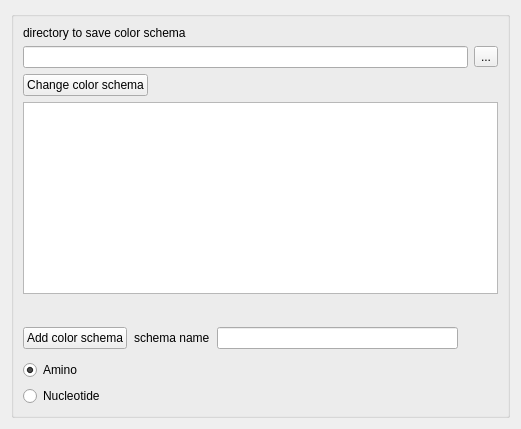
First picture: the form in src/corelibs/U2View/src/ov_msa/ui/ColorSchemaSettingsWidget.ui, repository violethaze74/ugene, before the edit.
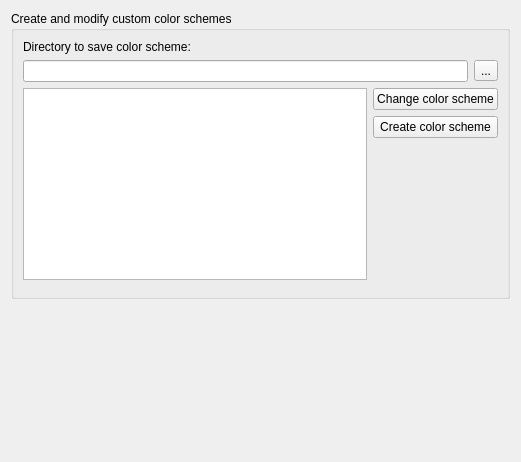
Second picture: the form after the edit.

What changed in the file:
```diff
--- a/src/corelibs/U2View/src/ov_msa/ui/ColorSchemaSettingsWidget.ui
+++ b/src/corelibs/U2View/src/ov_msa/ui/ColorSchemaSettingsWidget.ui
@@ -2,28 +2,37 @@
 <ui version="4.0">
  <class>ColorSchemaSettingsWidget</class>
  <widget class="QWidget" name="ColorSchemaSettingsWidget">
+  <property name="windowModality">
+   <enum>Qt::NonModal</enum>
+  </property>
   <property name="geometry">
    <rect>
     <x>0</x>
     <y>0</y>
     <width>521</width>
-    <height>307</height>
+    <height>462</height>
    </rect>
   </property>
   <property name="windowTitle">
-   <string>MSA Color Schema Settings</string>
+   <string>MSA Color Schemes Settings</string>
   </property>
   <layout class="QVBoxLayout" name="verticalLayout_2">
    <item>
-    <widget class="QGroupBox" name="groupBox">
+    <widget class="QGroupBox" name="alphabetSettingsBox">
      <property name="title">
-      <string/>
+      <string>Create and modify custom color schemes</string>
+     </property>
+     <property name="checkable">
+      <bool>false</bool>
+     </property>
+     <property name="checked">
+      <bool>false</bool>
      </property>
      <layout class="QVBoxLayout" name="verticalLayout">
       <item>
        <widget class="QLabel" name="label">
         <property name="text">
-         <string>directory to save color schema</string>
+         <string>Directory to save color scheme:</string>
         </property>
        </widget>
       </item>
@@ -42,31 +51,7 @@
        </layout>
       </item>
       <item>
-       <layout class="QHBoxLayout" name="horizontalLayout_2">
-        <item>
-         <widget class="QPushButton" name="changeSchemaButton">
-          <property name="text">
-           <string>Change color schema</string>
-          </property>
-         </widget>
-        </item>
-        <item>
-         <spacer name="horizontalSpacer">
-          <property name="orientation">
-           <enum>Qt::Horizontal</enum>
-          </property>
-          <property name="sizeType">
-           <enum>QSizePolicy::Expanding</enum>
-          </property>
-          <property name="sizeHint" stdset="0">
-           <size>
-            <width>40</width>
-            <height>20</height>
-           </size>
-          </property>
-         </spacer>
-        </item>
-       </layout>
+       <layout class="QHBoxLayout" name="horizontalLayout_2"/>
       </item>
       <item>
        <layout class="QHBoxLayout" name="horizontalLayout_4">
@@ -83,72 +68,22 @@
           </property>
          </widget>
         </item>
-       </layout>
-      </item>
       <item>
-       <widget class="QLabel" name="validLabel">
+         <layout class="QVBoxLayout" name="verticalLayout_3">
+          <property name="bottomMargin">
+           <number>7</number>
+          </property>
+          <item>
+           <widget class="QPushButton" name="changeSchemaButton">
         <property name="text">
-         <string/>
+             <string>Change color scheme</string>
         </property>
        </widget>
       </item>
-      <item>
-       <layout class="QHBoxLayout" name="horizontalLayout_3">
-        <property name="spacing">
-         <number>7</number>
-        </property>
-        <property name="bottomMargin">
-         <number>5</number>
-        </property>
         <item>
          <widget class="QPushButton" name="addSchemaButton">
           <property name="text">
-           <string>Add color schema</string>
-          </property>
-         </widget>
-        </item>
-        <item>
-         <widget class="QLabel" name="label_2">
-          <property name="text">
-           <string>schema name</string>
-          </property>
-         </widget>
-        </item>
-        <item>
-         <widget class="QLineEdit" name="schemaName"/>
-        </item>
-        <item>
-         <spacer name="horizontalSpacer_2">
-          <property name="orientation">
-           <enum>Qt::Horizontal</enum>
-          </property>
-          <property name="sizeType">
-           <enum>QSizePolicy::Minimum</enum>
-          </property>
-          <property name="sizeHint" stdset="0">
-           <size>
-            <width>40</width>
-            <height>20</height>
-           </size>
-          </property>
-         </spacer>
-        </item>
-       </layout>
-      </item>
-      <item>
-       <widget class="QRadioButton" name="aminoMode">
-        <property name="text">
-         <string>Amino</string>
-        </property>
-        <property name="checked">
-         <bool>true</bool>
-        </property>
-       </widget>
-      </item>
-      <item>
-       <widget class="QRadioButton" name="nucleotideMode">
-        <property name="text">
-         <string>Nucleotide</string>
+             <string>Create color scheme</string>
         </property>
        </widget>
       </item>
@@ -166,21 +101,12 @@
        </spacer>
       </item>
      </layout>
+        </item>
+       </layout>
+      </item>
+     </layout>
     </widget>
    </item>
-   <item>
-    <spacer name="verticalSpacer_2">
-     <property name="orientation">
-      <enum>Qt::Vertical</enum>
-     </property>
-     <property name="sizeHint" stdset="0">
-      <size>
-       <width>20</width>
-       <height>40</height>
-      </size>
-     </property>
-    </spacer>
-   </item>
    <item>
     <spacer name="verticalSpacer">
      <property name="orientation">
```
Lines whose indentation alone changed are shown as unchanged.
